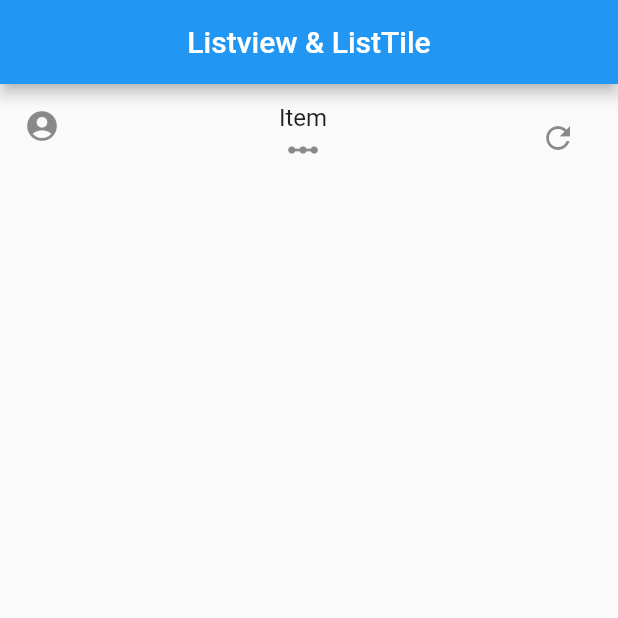
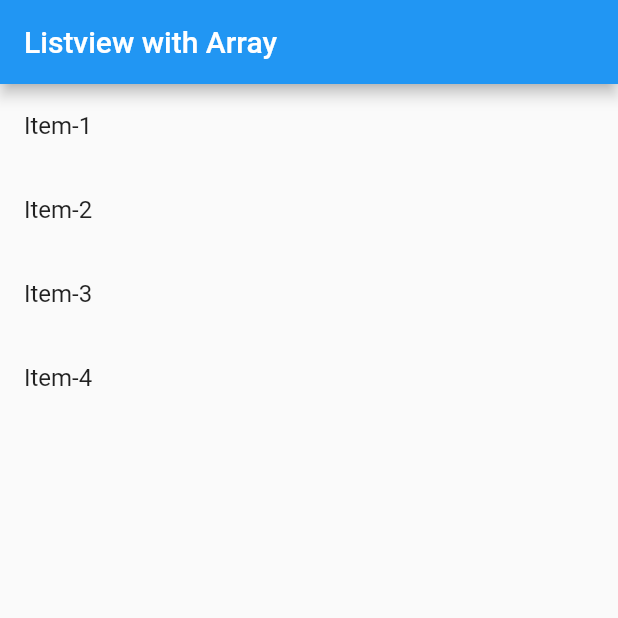
Before and after one commit to enciyo/flutter101_Conference, a Flutter app: the screen it shows after launch, on a phone screen of 412 x 824 dp, the top half of it. Run offline on Flutter 3.47's test engine with Material 2 defaults, Android fonts, the phone set to English and light mode, and no system bars.

Commit message:
List Widger (Array of List)

```diff
--- a/lib/main.dart
+++ b/lib/main.dart
@@ -8,25 +8,38 @@ void main() {
     );
 }
 
-class MyApp extends StatelessWidget {
+
+class MyApp extends StatefulWidget {
+  @override
+  _MyAppState createState() => new _MyAppState();
+}
+
+class _MyAppState extends State<MyApp> {
+  List<String> list=new List();
+  @override
+  void initState() {
+    setState(() {
+      list.add("Item-1");
+      list.add("Item-2");
+      list.add("Item-3");
+      list.add("Item-4");
+    });
+    super.initState();
+  }
+
   @override
   Widget build(BuildContext context) {
     return new Scaffold(
       appBar: new AppBar(
-        title: new Text("Listview & ListTile"),
-        centerTitle: true,
+        title: new Text("Listview with Array"),
       ),
-      body: new ListView(
-        children: <Widget>[
-          new ListTile(
-            title: new Text("Item",textAlign: TextAlign.center,),
-            leading: new Icon(Icons.account_circle),//left side icon
-            trailing: new IconButton(icon: new Icon(Icons.refresh), onPressed: (){}),//Righs side icon
-            subtitle: new Icon(Icons.linear_scale),//under side icon
-            onTap: (){print("onTap");},
-            onLongPress: (){print("onLongPress");},
-          )
-        ],
+      body: new ListView.builder(
+        itemCount: list.length,
+        itemBuilder: (BuildContext context,int deger){
+          return new ListTile(
+            title: new Text(list[deger]),
+          );
+        },
       ),
     );
   }
```
